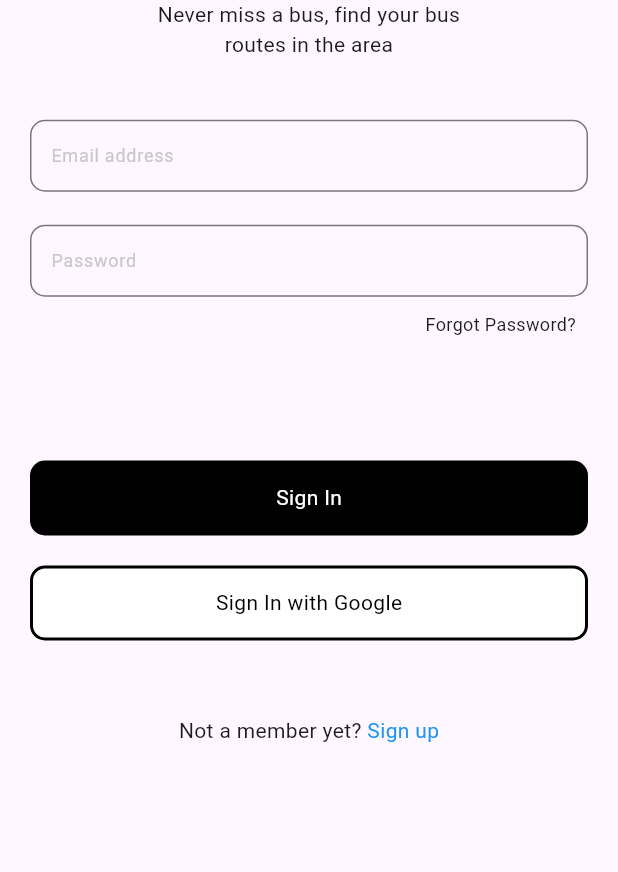
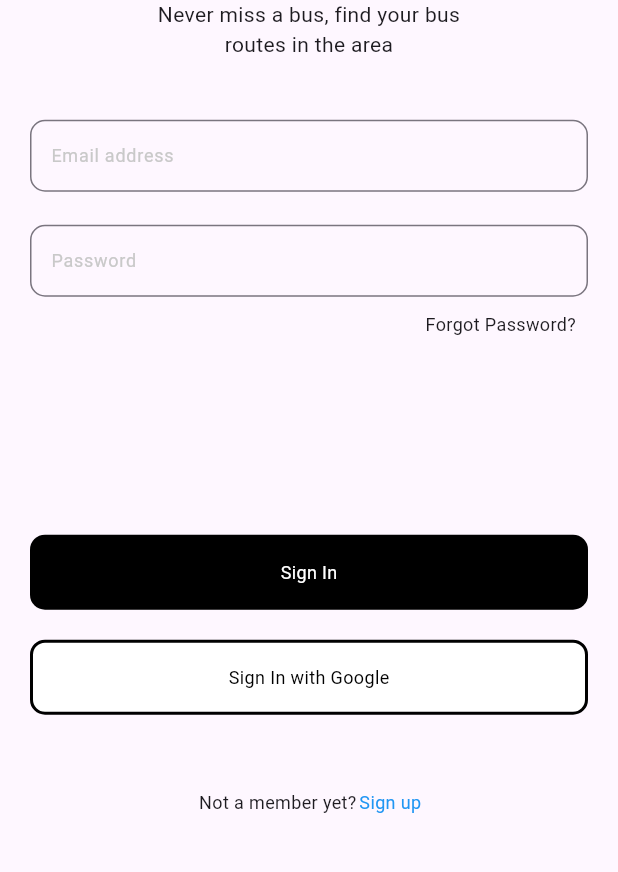
Before and after one commit to ShubhaMahobia/RideEye_frontend, a Flutter app: the screen it shows after launch, on a phone screen of 412 x 824 dp, the part 262-1134 px from its top. Run offline on Flutter 3.47's test engine with Material 3 defaults, Android fonts, the phone set to English and light mode, and no system bars; our stand-ins replace google_fonts.

Commit message:
Added common button and input Fields

```diff
--- a/lib/authentication/login_screen.dart
+++ b/lib/authentication/login_screen.dart
@@ -1,5 +1,8 @@
 import 'package:flutter/material.dart';
 import 'package:google_fonts/google_fonts.dart';
+import 'package:rideeye/utils/buttons/b1.dart';
+import 'package:rideeye/utils/buttons/b2.dart';
+import 'package:rideeye/utils/textFields/input_text_1.dart';
 
 class LoginScreen extends StatefulWidget {
   const LoginScreen({super.key});
@@ -7,6 +10,9 @@
   @override
   State<LoginScreen> createState() => _MyWidgetState();
 }
+
+TextEditingController emailController = TextEditingController();
+TextEditingController passwordController = TextEditingController();
 
 class _MyWidgetState extends State<LoginScreen> {
   @override
@@ -44,52 +50,15 @@
                 const SizedBox(
                   height: 40,
                 ),
-                SizedBox(
-                  height: 50,
-                  child: TextField(
-                    decoration: InputDecoration(
-                      contentPadding: const EdgeInsets.all(10),
-                      hintText: 'Email address',
-                      hintStyle: GoogleFonts.mochiyPopOne(
-                        color: const Color(0xFFC9C9C9),
-                      ),
-                      border: OutlineInputBorder(
-                        borderRadius: BorderRadius.circular(10.0),
-                        borderSide: const BorderSide(
-                          color: Color(0xFFE2E2E2),
-                          width: 4,
-                        ),
-                      ),
-                    ),
-                    style: GoogleFonts.mochiyPopOne(
-                        color: Colors.black, fontSize: 12),
-                  ),
-                ),
+                InputTextOne(
+                    textEditingController: emailController,
+                    hintText: 'Email address'),
                 const SizedBox(
                   height: 20,
                 ),
-                SizedBox(
-                  height: 50,
-                  child: TextField(
-                    decoration: InputDecoration(
-                      contentPadding: const EdgeInsets.all(10),
-                      hintText: 'Password',
-                      hintStyle: GoogleFonts.mochiyPopOne(
-                        color: const Color(0xFFC9C9C9),
-                      ),
-                      border: OutlineInputBorder(
-                        borderRadius: BorderRadius.circular(10.0),
-                        borderSide: const BorderSide(
-                          color: Color(0xFFE2E2E2),
-                          width: 2.0,
-                        ),
-                      ),
-                    ),
-                    style: GoogleFonts.mochiyPopOne(
-                        color: Colors.black, fontSize: 12),
-                    obscureText: true,
-                  ),
-                ),
+                InputTextOne(
+                    textEditingController: passwordController,
+                    hintText: 'Password'),
                 Padding(
                   padding: const EdgeInsets.all(8.0),
                   child: Row(
@@ -109,41 +78,18 @@
                   ),
                 ),
                 SizedBox(
-                  height: MediaQuery.of(context).size.height * 0.09,
+                  height: MediaQuery.of(context).size.height * 0.15,
                 ),
-                GestureDetector(
+                ButtonOne(
+                  buttonText: 'Sign In',
                   onTap: () {},
-                  child: Container(
-                    height: 50,
-                    width: MediaQuery.of(context).size.width,
-                    decoration: BoxDecoration(
-                        borderRadius: BorderRadius.circular(10),
-                        color: Colors.black),
-                    child: Center(
-                        child: Text(
-                      'Sign In',
-                      style: GoogleFonts.mochiyPopOne(color: Colors.white),
-                    )),
-                  ),
                 ),
                 const SizedBox(
                   height: 20,
                 ),
-                GestureDetector(
+                ButtonTwo(
+                  buttonText: 'Sign In with Google',
                   onTap: () {},
-                  child: Container(
-                    height: 50,
-                    width: MediaQuery.of(context).size.width,
-                    decoration: BoxDecoration(
-                        border: Border.all(color: Colors.black, width: 2.0),
-                        borderRadius: BorderRadius.circular(10),
-                        color: Colors.white),
-                    child: Center(
-                        child: Text(
-                      'Sign In with Google',
-                      style: GoogleFonts.mochiyPopOne(color: Colors.black),
-                    )),
-                  ),
                 ),
                 const SizedBox(
                   height: 50,
@@ -152,18 +98,18 @@
                   mainAxisAlignment: MainAxisAlignment.center,
                   children: [
                     Text(
-                      'Not a member yet?',
+                      'Not a member yet? ',
                       style: GoogleFonts.mochiyPopOne(
-                        fontSize: 14,
+                        fontSize: 12,
                       ),
                       textAlign: TextAlign.center,
                     ),
                     GestureDetector(
                       onTap: () {},
                       child: Text(
-                        ' Sign up',
+                        'Sign up',
                         style: GoogleFonts.mochiyPopOne(
-                            fontSize: 14, color: Colors.blue),
+                            fontSize: 12, color: Colors.blue),
                         textAlign: TextAlign.center,
                       ),
                     ),
--- /dev/null
+++ b/lib/utils/buttons/b1.dart
@@ -0,0 +1,30 @@
+import 'package:flutter/material.dart';
+import 'package:google_fonts/google_fonts.dart';
+
+// ignore: must_be_immutable
+class ButtonOne extends StatelessWidget {
+  String buttonText;
+  Function onTap;
+  ButtonOne({super.key, required this.buttonText, required this.onTap});
+
+  @override
+  Widget build(BuildContext context) {
+    return GestureDetector(
+      onTap: onTap(),
+      child: Container(
+        height: 50,
+        width: MediaQuery.of(context).size.width,
+        decoration: BoxDecoration(
+            borderRadius: BorderRadius.circular(10), color: Colors.black),
+        child: Center(
+            child: Text(
+          buttonText,
+          style: GoogleFonts.mochiyPopOne(
+            color: Colors.white,
+            fontSize: 12,
+          ),
+        )),
+      ),
+    );
+  }
+}
--- /dev/null
+++ b/lib/utils/buttons/b2.dart
@@ -0,0 +1,29 @@
+import 'package:flutter/material.dart';
+import 'package:google_fonts/google_fonts.dart';
+
+// ignore: must_be_immutable
+class ButtonTwo extends StatelessWidget {
+  String buttonText;
+  Function onTap;
+  ButtonTwo({super.key, required this.buttonText, required this.onTap});
+
+  @override
+  Widget build(BuildContext context) {
+    return GestureDetector(
+      onTap: onTap(),
+      child: Container(
+        height: 50,
+        width: MediaQuery.of(context).size.width,
+        decoration: BoxDecoration(
+            border: Border.all(color: Colors.black, width: 2.0),
+            borderRadius: BorderRadius.circular(10),
+            color: Colors.white),
+        child: Center(
+            child: Text(
+          buttonText,
+          style: GoogleFonts.mochiyPopOne(color: Colors.black, fontSize: 12),
+        )),
+      ),
+    );
+  }
+}
--- /dev/null
+++ b/lib/utils/textFields/input_text_1.dart
@@ -0,0 +1,36 @@
+import 'package:flutter/material.dart';
+import 'package:google_fonts/google_fonts.dart';
+
+// ignore: must_be_immutable
+class InputTextOne extends StatelessWidget {
+  TextEditingController textEditingController;
+  String hintText;
+  InputTextOne(
+      {super.key, required this.textEditingController, required this.hintText});
+
+  @override
+  Widget build(BuildContext context) {
+    return SizedBox(
+      height: 50,
+      child: TextField(
+        controller: textEditingController,
+        decoration: InputDecoration(
+          contentPadding: const EdgeInsets.all(10),
+          hintText: hintText,
+          hintStyle: GoogleFonts.mochiyPopOne(
+            color: const Color(0xFFC9C9C9),
+          ),
+          border: OutlineInputBorder(
+            borderRadius: BorderRadius.circular(10.0),
+            borderSide: const BorderSide(
+              color: Color(0xFFE2E2E2),
+              width: 2.0,
+            ),
+          ),
+        ),
+        style: GoogleFonts.mochiyPopOne(color: Colors.black, fontSize: 12),
+        obscureText: true,
+      ),
+    );
+  }
+}
```
